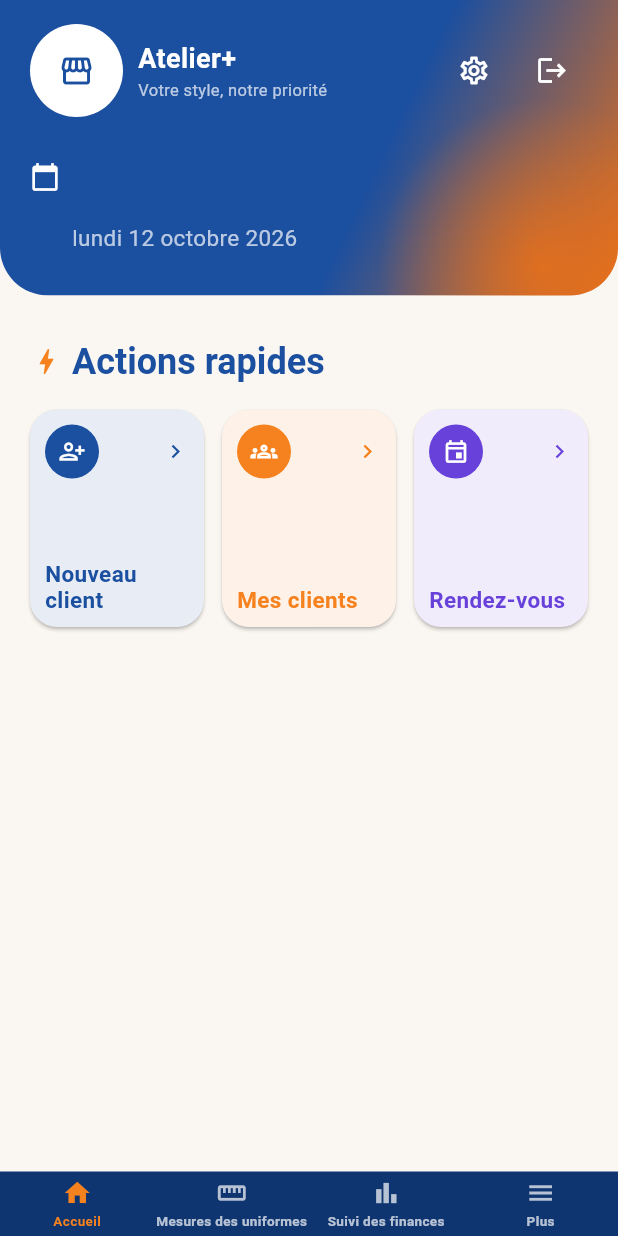
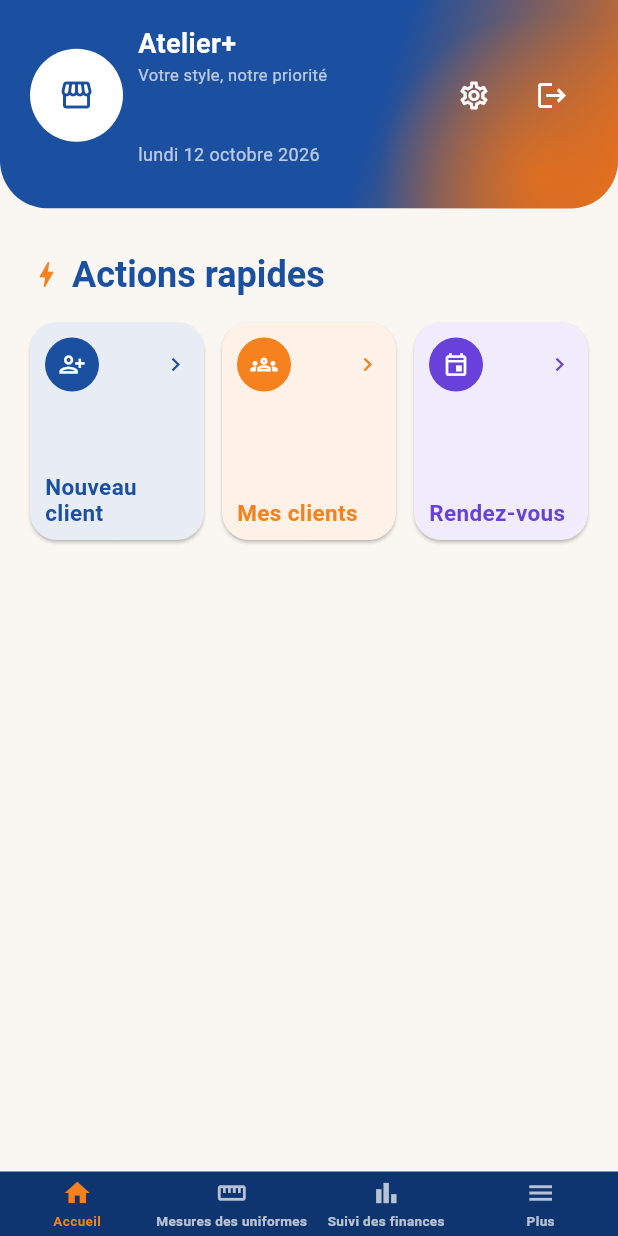
Before and after one commit to ouattaradanou-debug/forevercare-ai, a Flutter app: the screen it shows once a user with an empty profile is signed in, on a phone screen of 412 x 824 dp. Run offline on Flutter 3.47's test engine with Material 3 defaults, Android fonts, the phone set to English and light mode, and no system bars; our stand-ins replace audioplayers, cached_network_image, connectivity_plus, drift, flutter_contacts, flutter_image_compress and 16 more; missing offline and left inert: record; accounts and stored records are empty; generated files the repository leaves out were written again.

Commit message:
Place "Bonjour" et la date sous le slogan, avec une police réduite
"Bonjour, X" et la date rejoignent la colonne du nom de l'atelier et
du slogan (au lieu d'une ligne séparée pleine largeur en dessous),
avec une police plus petite — en-tête plus compact.

Co-Authored-By: Claude Sonnet 5 <noreply@anthropic.com>
Claude-Session: https://claude.ai/code/session_01HPRTXPCgGzxUX9YW2QHUsa

```diff
--- a/atelier_plus/lib/features/auth/presentation/ecran_accueil_provisoire.dart
+++ b/atelier_plus/lib/features/auth/presentation/ecran_accueil_provisoire.dart
@@ -342,6 +342,28 @@ class _EnTete extends StatelessWidget {
                         maxLines: 1,
                         overflow: TextOverflow.ellipsis,
                       ),
+                      const SizedBox(height: 10),
+                      utilisateur.when(
+                        data: (u) => Text(
+                          u == null ? '' : 'Bonjour, ${u.nom}',
+                          style: const TextStyle(
+                            color: Colors.white,
+                            fontSize: 17,
+                            fontWeight: FontWeight.bold,
+                          ),
+                          maxLines: 1,
+                          overflow: TextOverflow.ellipsis,
+                        ),
+                        loading: () => const SizedBox(height: 20),
+                        error: (_, __) => const SizedBox.shrink(),
+                      ),
+                      const SizedBox(height: 2),
+                      Text(
+                        Formatters.dateLongue(DateTime.now()),
+                        style: const TextStyle(color: Colors.white70, fontSize: 12),
+                        maxLines: 1,
+                        overflow: TextOverflow.ellipsis,
+                      ),
                     ],
                   ),
                 ),
@@ -373,38 +395,6 @@ class _EnTete extends StatelessWidget {
                   },
                 ),
               ],
-            ),
-            const SizedBox(height: 24),
-            Row(
-              crossAxisAlignment: CrossAxisAlignment.start,
-              children: [
-                const Padding(
-                  padding: EdgeInsets.only(top: 6, right: 8),
-                  child: Icon(Icons.calendar_today, color: Colors.white, size: 20),
-                ),
-                Expanded(
-                  child: utilisateur.when(
-                    data: (u) => Text(
-                      u == null ? '' : 'Bonjour, ${u.nom}',
-                      style: const TextStyle(
-                        color: Colors.white,
-                        fontSize: 28,
-                        fontWeight: FontWeight.bold,
-                      ),
-                    ),
-                    loading: () => const SizedBox(height: 34),
-                    error: (_, __) => const SizedBox.shrink(),
-                  ),
-                ),
-              ],
-            ),
-            const SizedBox(height: 6),
-            Padding(
-              padding: const EdgeInsets.only(left: 28),
-              child: Text(
-                Formatters.dateLongue(DateTime.now()),
-                style: const TextStyle(color: Colors.white70, fontSize: 15),
-              ),
             ),
           ],
         ),
```
